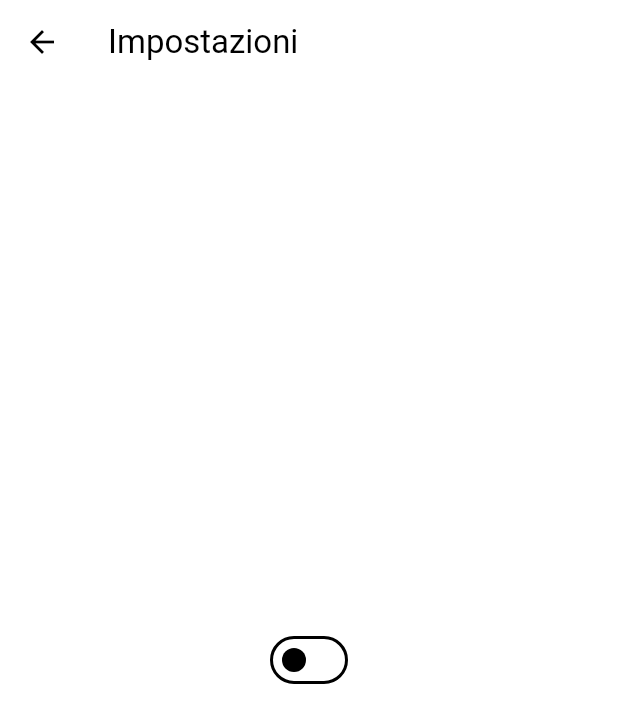
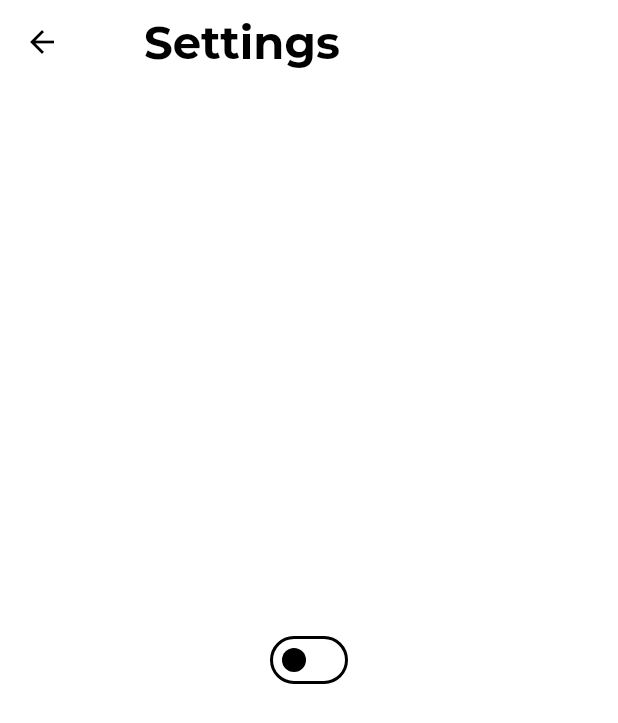
Before and after one commit to Davide-Pirovano/PokeX, a Flutter app: the screen it shows after launch, after a tap on the "settings" icon, on a phone screen of 412 x 824 dp. Shown: the top 723 px of the screen. Run offline on Flutter 3.47's test engine with Material 3 defaults, Android fonts, the phone set to English and light mode, and no system bars; our stand-ins replace google_fonts, hive_ce, hive_ce_flutter; accounts and stored records are empty; network calls fail.

Commit message:
app_bar_widget

```diff
--- a/lib/pages/favourites_page.dart
+++ b/lib/pages/favourites_page.dart
@@ -1,4 +1,5 @@
 import 'package:flutter/material.dart';
+import 'package:pokedex/widgets/app_bar_title.dart';
 import 'package:provider/provider.dart';
 
 import '../repo/favourite_repo.dart';
@@ -10,7 +11,7 @@ class FavouritesPage extends StatelessWidget {
   @override
   Widget build(BuildContext context) {
     return Scaffold(
-      appBar: AppBar(title: const Text("Favourites")),
+      appBar: AppBar(title: AppBarTitle(title: "Favourites")),
       body: Consumer<FavouriteRepo>(
         builder: (context, favouriteRepo, child) {
           return CustomScrollView(
--- a/lib/pages/home_page.dart
+++ b/lib/pages/home_page.dart
@@ -1,5 +1,5 @@
 import 'package:flutter/material.dart';
-import 'package:google_fonts/google_fonts.dart';
+import 'package:pokedex/widgets/app_bar_title.dart';
 import 'package:provider/provider.dart';
 
 import '../data/pokedex_data_source.dart';
@@ -49,16 +49,7 @@ class _HomePageState extends State<HomePage> {
       appBar: AppBar(
         elevation: 0,
         backgroundColor: Colors.transparent,
-        title: Center(
-          child: Text(
-            "Pokedex",
-            style: TextStyle(
-              fontFamily: GoogleFonts.montserrat().fontFamily,
-              fontSize: 30,
-              fontWeight: FontWeight.bold,
-            ),
-          ),
-        ),
+        title: AppBarTitle(title: "Pokédex"),
         actions: [
           IconButton(
             onPressed: () {
--- a/lib/pages/settings_page.dart
+++ b/lib/pages/settings_page.dart
@@ -1,4 +1,5 @@
 import 'package:flutter/material.dart';
+import 'package:pokedex/widgets/app_bar_title.dart';
 import 'package:provider/provider.dart';
 
 import '../theme/theme_provider.dart';
@@ -9,7 +10,7 @@ class SettingsPage extends StatelessWidget {
   @override
   Widget build(BuildContext context) {
     return Scaffold(
-      appBar: AppBar(title: const Text('Impostazioni')),
+      appBar: AppBar(title: AppBarTitle(title: "Settings")),
       body: Center(
         child: Expanded(
           child: Switch(
--- /dev/null
+++ b/lib/widgets/app_bar_title.dart
@@ -0,0 +1,23 @@
+import 'package:flutter/material.dart';
+import 'package:google_fonts/google_fonts.dart';
+
+class AppBarTitle extends StatelessWidget {
+  const AppBarTitle({super.key, required this.title});
+
+  final String title;
+
+  @override
+  Widget build(BuildContext context) {
+    return Padding(
+      padding: const EdgeInsets.only(left: 24.0),
+      child: Text(
+        title,
+        style: TextStyle(
+          fontFamily: GoogleFonts.montserrat().fontFamily,
+          fontSize: 30,
+          fontWeight: FontWeight.bold,
+        ),
+      ),
+    );
+  }
+}
```
